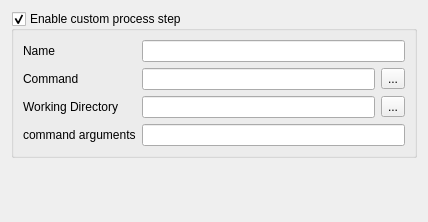
Before: the Qt Designer form src/plugins/projectexplorer/processstep.ui in qt-creator/qt-creator, drawn with Qt 5.
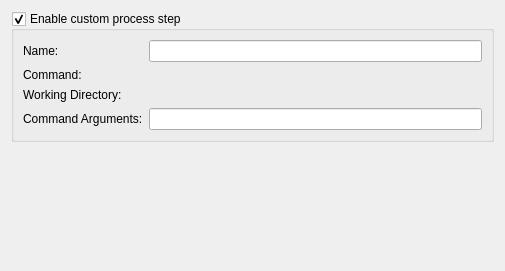
After: the same form once the commit is applied. Custom widgets are drawn as their Qt base class.

Commit message:
Fixes:    - Unify UI with path chooser
Task:     - 237690

What changed in the file:
```diff
--- a/src/plugins/projectexplorer/processstep.ui
+++ b/src/plugins/projectexplorer/processstep.ui
@@ -6,8 +6,8 @@
    <rect>
     <x>0</x>
     <y>0</y>
-    <width>428</width>
-    <height>222</height>
+    <width>505</width>
+    <height>271</height>
    </rect>
   </property>
   <property name="windowTitle">
@@ -22,61 +22,50 @@
      <property name="checkable">
       <bool>true</bool>
      </property>
-     <layout class="QGridLayout" name="gridLayout">
+     <layout class="QFormLayout" name="formLayout">
+      <property name="fieldGrowthPolicy">
+       <enum>QFormLayout::ExpandingFieldsGrow</enum>
+      </property>
+      <item row="0" column="0">
+       <widget class="QLabel" name="nameLabel">
+        <property name="text">
+         <string>Name:</string>
+        </property>
+       </widget>
+      </item>
+      <item row="0" column="1">
+       <widget class="QLineEdit" name="nameLineEdit"/>
+      </item>
       <item row="1" column="0">
        <widget class="QLabel" name="commandLabel">
         <property name="text">
-         <string>Command</string>
+         <string>Command:</string>
         </property>
        </widget>
       </item>
       <item row="1" column="1">
-       <widget class="QLineEdit" name="commandLineEdit"/>
-      </item>
-      <item row="1" column="2">
-       <widget class="QToolButton" name="commandBrowseButton">
-        <property name="text">
-         <string>...</string>
-        </property>
-       </widget>
+       <widget class="Core::Utils::PathChooser" name="command"/>
       </item>
       <item row="2" column="0">
        <widget class="QLabel" name="workingDirecoryLabel">
         <property name="text">
-         <string>Working Directory</string>
+         <string>Working Directory:</string>
         </property>
        </widget>
       </item>
       <item row="2" column="1">
-       <widget class="QLineEdit" name="workingDirectoryLineEdit"/>
-      </item>
-      <item row="2" column="2">
-       <widget class="QToolButton" name="workingDirBrowseButton">
-        <property name="text">
-         <string>...</string>
-        </property>
-       </widget>
+       <widget class="Core::Utils::PathChooser" name="workingDirectory"/>
       </item>
       <item row="3" column="0">
        <widget class="QLabel" name="commandArgumentsLabel">
         <property name="text">
-         <string>command arguments</string>
+         <string>Command Arguments:</string>
         </property>
        </widget>
       </item>
-      <item row="3" column="1" colspan="2">
+      <item row="3" column="1">
        <widget class="QLineEdit" name="commandArgumentsLineEdit"/>
       </item>
-      <item row="0" column="0">
-       <widget class="QLabel" name="nameLabel">
-        <property name="text">
-         <string>Name</string>
-        </property>
-       </widget>
-      </item>
-      <item row="0" column="1" colspan="2">
-       <widget class="QLineEdit" name="nameLineEdit"/>
-      </item>
      </layout>
     </widget>
    </item>
@@ -95,6 +84,13 @@
    </item>
   </layout>
  </widget>
+ <customwidgets>
+  <customwidget>
+   <class>Core::Utils::PathChooser</class>
+   <extends>QWidget</extends>
+   <header location="global">utils/pathchooser.h</header>
+  </customwidget>
+ </customwidgets>
  <resources/>
  <connections/>
 </ui>
```
The commit also changes 2 other files.
